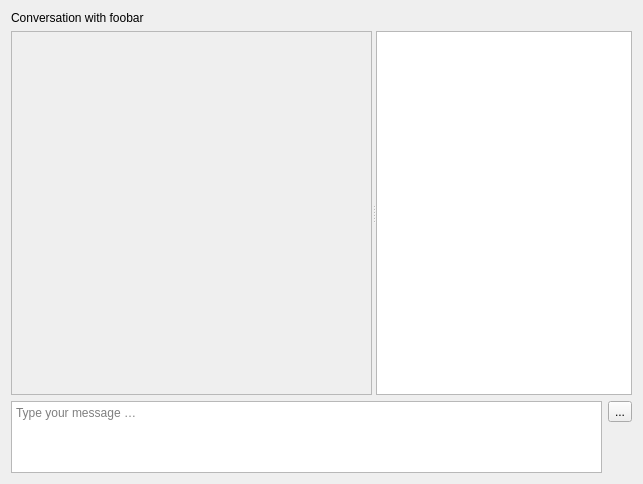
Qt form data/p2p_conversation.ui (jabbercat/jabbercat) before a commit.
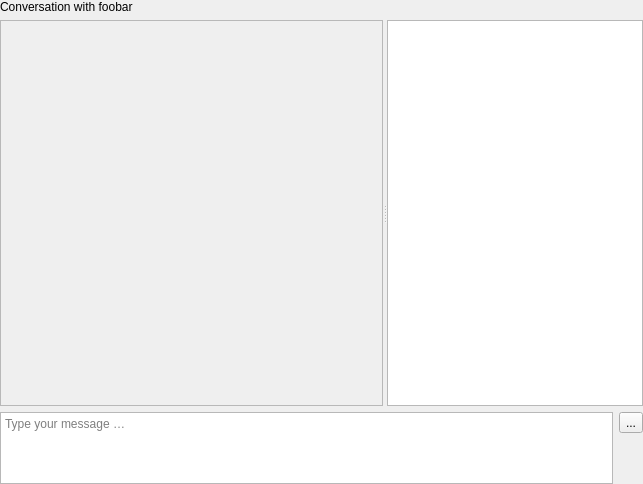
The same form after that commit. Icons and pictures are not drawn. Custom widgets are drawn as their Qt base class.

Commit message: conversation: eliminate margin which had re-appeared

```diff
--- a/data/p2p_conversation.ui
+++ b/data/p2p_conversation.ui
@@ -14,6 +14,18 @@
    <string>Form</string>
   </property>
   <layout class="QVBoxLayout" name="verticalLayout_2">
+   <property name="leftMargin">
+    <number>0</number>
+   </property>
+   <property name="topMargin">
+    <number>0</number>
+   </property>
+   <property name="rightMargin">
+    <number>0</number>
+   </property>
+   <property name="bottomMargin">
+    <number>0</number>
+   </property>
    <item>
     <widget class="QLabel" name="title_label">
      <property name="text">
```
